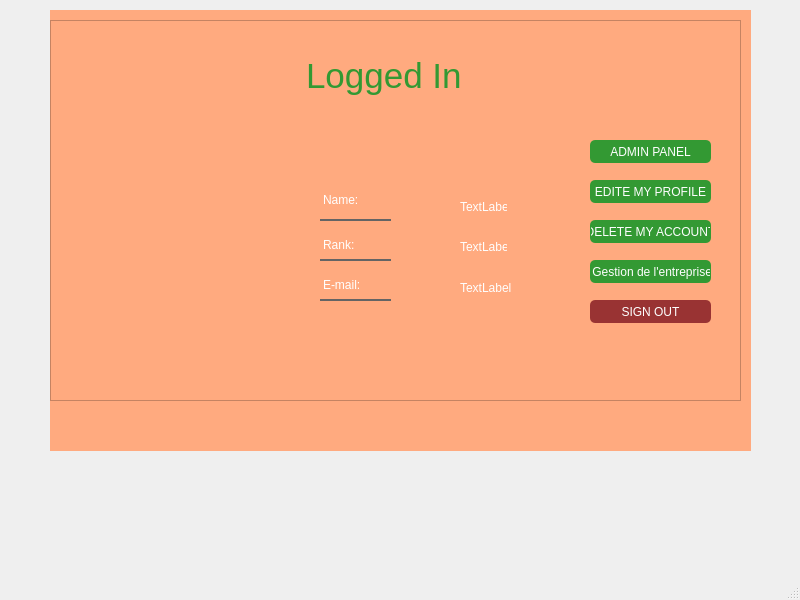
This is mainwindow.ui in hanenjabnoun-Esprit-2019/Smart_Pastry_Shop_2A25 as Qt 5 draws it before an edit. The edited form follows.
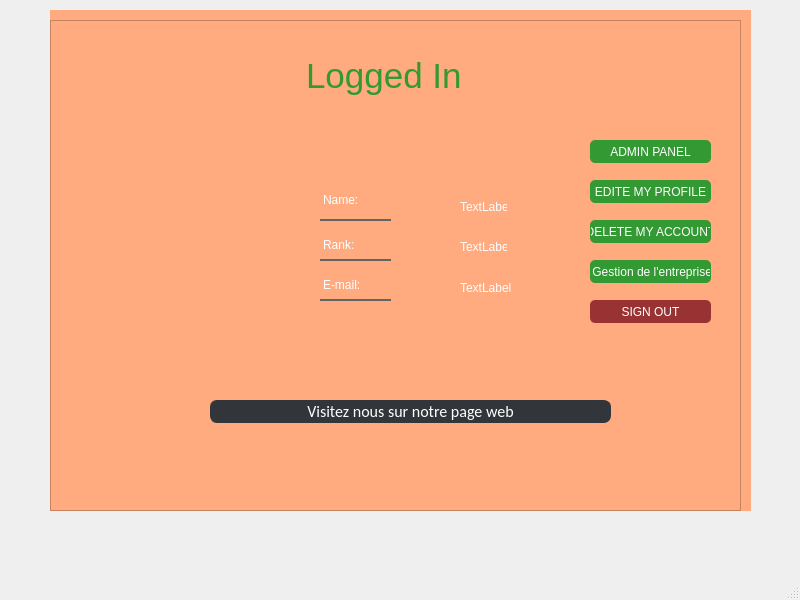
This is the edited form. The open tabs and pages were chosen to show the change. Icons and pictures are not drawn.

```diff
--- a/mainwindow.ui
+++ b/mainwindow.ui
@@ -20,7 +20,7 @@
       <x>50</x>
       <y>10</y>
       <width>701</width>
-      <height>441</height>
+      <height>501</height>
      </rect>
     </property>
     <property name="styleSheet">
@@ -435,7 +435,7 @@
         <x>0</x>
         <y>10</y>
         <width>691</width>
-        <height>381</height>
+        <height>491</height>
        </rect>
       </property>
       <property name="frameShape">
@@ -686,6 +686,47 @@
         <bool>true</bool>
        </property>
       </widget>
+      <widget class="QPushButton" name="pushButton_7">
+       <property name="geometry">
+        <rect>
+         <x>160</x>
+         <y>380</y>
+         <width>401</width>
+         <height>23</height>
+        </rect>
+       </property>
+       <property name="styleSheet">
+        <string notr="true">QPushButton
+{
+	background-color:rgb(50, 53, 57);
+	border-style:solid;
+	border-radius:7px;
+	border-width:1px;
+border-color: rgb(50, 53, 57);
+	color:#ffffff;
+	font-size:16px;
+font-family:Calibri;
+}
+
+QPushButton:hover
+{
+	background-color: #00000000;
+	border-color: rgb(30, 227, 0);
+	/*color:rgb(30, 227, 0);*/
+}
+
+QPushButton:focus
+{
+	background-color:  rgb(30, 227, 0);
+	border-color: rgba(30, 227, 0,0);
+	color:rgb(255, 255, 255);
+}
+</string>
+       </property>
+       <property name="text">
+        <string>Visitez nous sur notre page web</string>
+       </property>
+      </widget>
      </widget>
     </widget>
     <widget class="QWidget" name="page_3">
```
Left out of the diff: 6 changed lines with no effect on the pictures.
